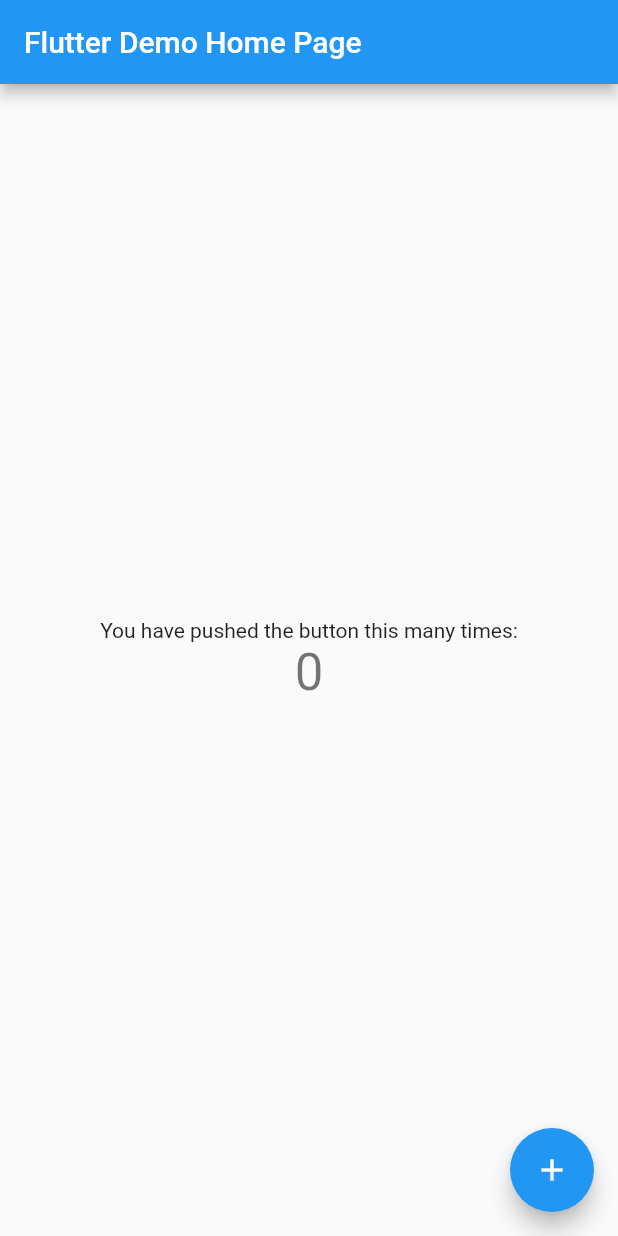
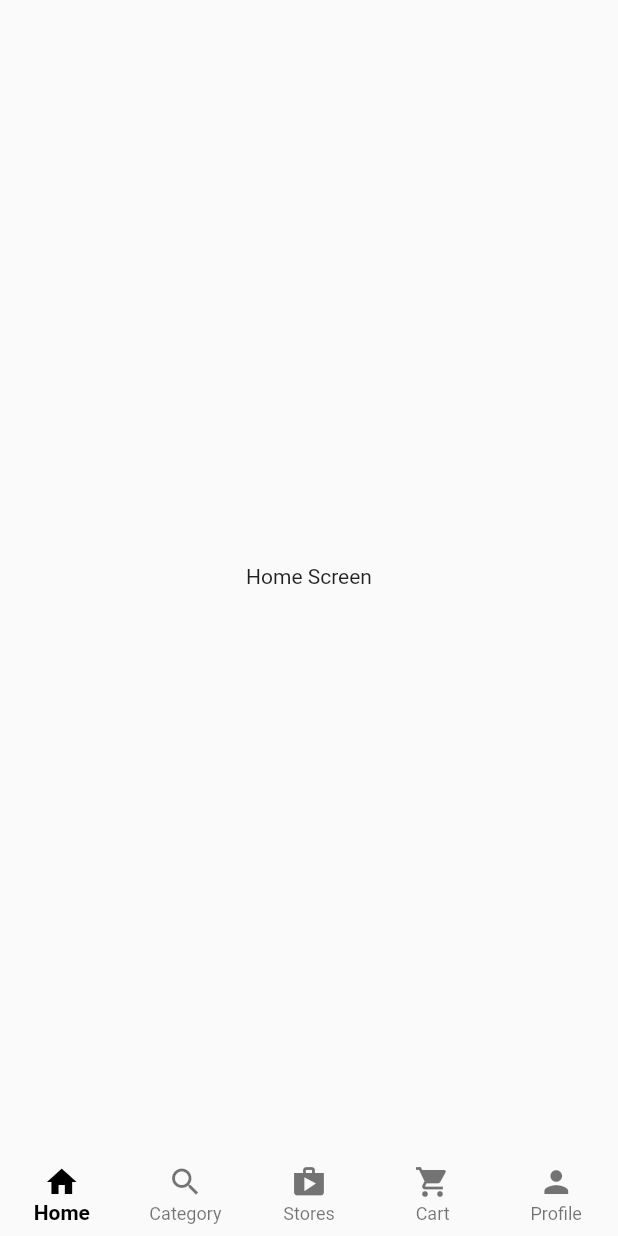
Before and after one commit to mumaralfajar/m-store-app, a Flutter app: the screen it shows after launch, on a phone screen of 412 x 824 dp. Run offline on Flutter 3.47's test engine with Material 2 defaults, Android fonts, the phone set to English and light mode, and no system bars.

Commit message:
add home page for customer

```diff
--- a/lib/main.dart
+++ b/lib/main.dart
@@ -1,115 +1,18 @@
 import 'package:flutter/material.dart';
+import 'package:maru_store_app/main_screens/customer_home.dart';
 
-void main() {
+void main(List<String> args) {
   runApp(const MyApp());
 }
 
 class MyApp extends StatelessWidget {
   const MyApp({Key? key}) : super(key: key);
 
-  // This widget is the root of your application.
   @override
   Widget build(BuildContext context) {
-    return MaterialApp(
-      title: 'Flutter Demo',
-      theme: ThemeData(
-        // This is the theme of your application.
-        //
-        // Try running your application with "flutter run". You'll see the
-        // application has a blue toolbar. Then, without quitting the app, try
-        // changing the primarySwatch below to Colors.green and then invoke
-        // "hot reload" (press "r" in the console where you ran "flutter run",
-        // or simply save your changes to "hot reload" in a Flutter IDE).
-        // Notice that the counter didn't reset back to zero; the application
-        // is not restarted.
-        primarySwatch: Colors.blue,
-      ),
-      home: const MyHomePage(title: 'Flutter Demo Home Page'),
+    return const MaterialApp(
+      debugShowCheckedModeBanner: false,
+      home: CustomerHomeScreen(),
     );
   }
 }
-
-class MyHomePage extends StatefulWidget {
-  const MyHomePage({Key? key, required this.title}) : super(key: key);
-
-  // This widget is the home page of your application. It is stateful, meaning
-  // that it has a State object (defined below) that contains fields that affect
-  // how it looks.
-
-  // This class is the configuration for the state. It holds the values (in this
-  // case the title) provided by the parent (in this case the App widget) and
-  // used by the build method of the State. Fields in a Widget subclass are
-  // always marked "final".
-
-  final String title;
-
-  @override
-  State<MyHomePage> createState() => _MyHomePageState();
-}
-
-class _MyHomePageState extends State<MyHomePage> {
-  int _counter = 0;
-
-  void _incrementCounter() {
-    setState(() {
-      // This call to setState tells the Flutter framework that something has
-      // changed in this State, which causes it to rerun the build method below
-      // so that the display can reflect the updated values. If we changed
-      // _counter without calling setState(), then the build method would not be
-      // called again, and so nothing would appear to happen.
-      _counter++;
-    });
-  }
-
-  @override
-  Widget build(BuildContext context) {
-    // This method is rerun every time setState is called, for instance as done
-    // by the _incrementCounter method above.
-    //
-    // The Flutter framework has been optimized to make rerunning build methods
-    // fast, so that you can just rebuild anything that needs updating rather
-    // than having to individually change instances of widgets.
-    return Scaffold(
-      appBar: AppBar(
-        // Here we take the value from the MyHomePage object that was created by
-        // the App.build method, and use it to set our appbar title.
-        title: Text(widget.title),
-      ),
-      body: Center(
-        // Center is a layout widget. It takes a single child and positions it
-        // in the middle of the parent.
-        child: Column(
-          // Column is also a layout widget. It takes a list of children and
-          // arranges them vertically. By default, it sizes itself to fit its
-          // children horizontally, and tries to be as tall as its parent.
-          //
-          // Invoke "debug painting" (press "p" in the console, choose the
-          // "Toggle Debug Paint" action from the Flutter Inspector in Android
-          // Studio, or the "Toggle Debug Paint" command in Visual Studio Code)
-          // to see the wireframe for each widget.
-          //
-          // Column has various properties to control how it sizes itself and
-          // how it positions its children. Here we use mainAxisAlignment to
-          // center the children vertically; the main axis here is the vertical
-          // axis because Columns are vertical (the cross axis would be
-          // horizontal).
-          mainAxisAlignment: MainAxisAlignment.center,
-          children: <Widget>[
-            const Text(
-              'You have pushed the button this many times:',
-            ),
-            Text(
-              '$_counter',
-              style: Theme.of(context).textTheme.headline4,
-            ),
-          ],
-        ),
-      ),
-      floatingActionButton: FloatingActionButton(
-        onPressed: _incrementCounter,
-        tooltip: 'Increment',
-        child: const Icon(Icons.add),
-      ), // This trailing comma makes auto-formatting nicer for build methods.
-    );
-  }
-}
--- /dev/null
+++ b/lib/main_screens/customer_home.dart
@@ -0,0 +1,60 @@
+import 'package:flutter/material.dart';
+
+class CustomerHomeScreen extends StatefulWidget {
+  const CustomerHomeScreen({Key? key}) : super(key: key);
+
+  @override
+  State<CustomerHomeScreen> createState() => _CustomerHomeScreenState();
+}
+
+class _CustomerHomeScreenState extends State<CustomerHomeScreen> {
+  int _selectedIndex = 0;
+  final List<Widget> _tabs = const [
+    Center(child: Text('Home Screen')),
+    Center(child: Text('Category Screen')),
+    Center(child: Text('Stores Screen')),
+    Center(child: Text('Cart Screen')),
+    Center(child: Text('Profile Screen')),
+  ];
+
+  @override
+  Widget build(BuildContext context) {
+    return Scaffold(
+      body: _tabs[_selectedIndex],
+      bottomNavigationBar: BottomNavigationBar(
+        elevation: 0,
+        type: BottomNavigationBarType.fixed,
+        selectedItemColor: Colors.black,
+        selectedLabelStyle: const TextStyle(fontWeight: FontWeight.w600),
+        currentIndex: _selectedIndex,
+        items: const [
+          BottomNavigationBarItem(
+            icon: Icon(Icons.home),
+            label: 'Home',
+          ),
+          BottomNavigationBarItem(
+            icon: Icon(Icons.search),
+            label: 'Category',
+          ),
+          BottomNavigationBarItem(
+            icon: Icon(Icons.shop),
+            label: 'Stores',
+          ),
+          BottomNavigationBarItem(
+            icon: Icon(Icons.shopping_cart),
+            label: 'Cart',
+          ),
+          BottomNavigationBarItem(
+            icon: Icon(Icons.person),
+            label: 'Profile',
+          ),
+        ],
+        onTap: (index) {
+          setState(() {
+            _selectedIndex = index;
+          });
+        },
+      ),
+    );
+  }
+}
```
